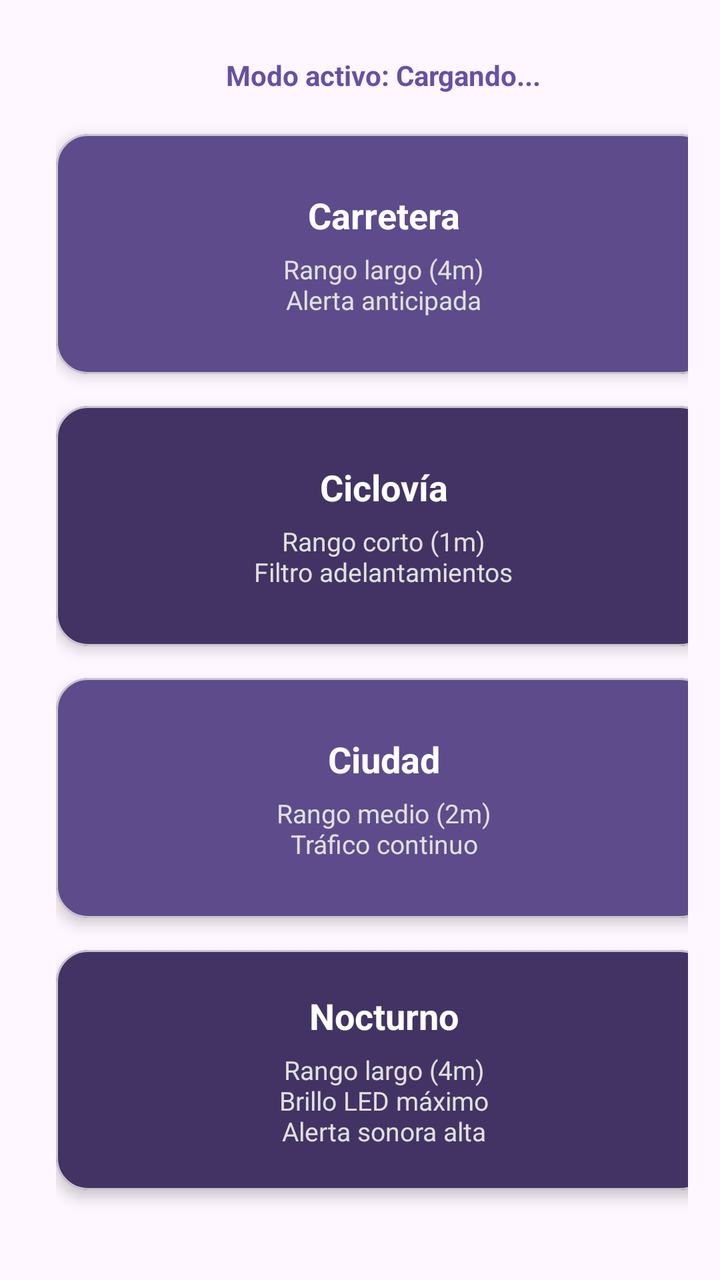
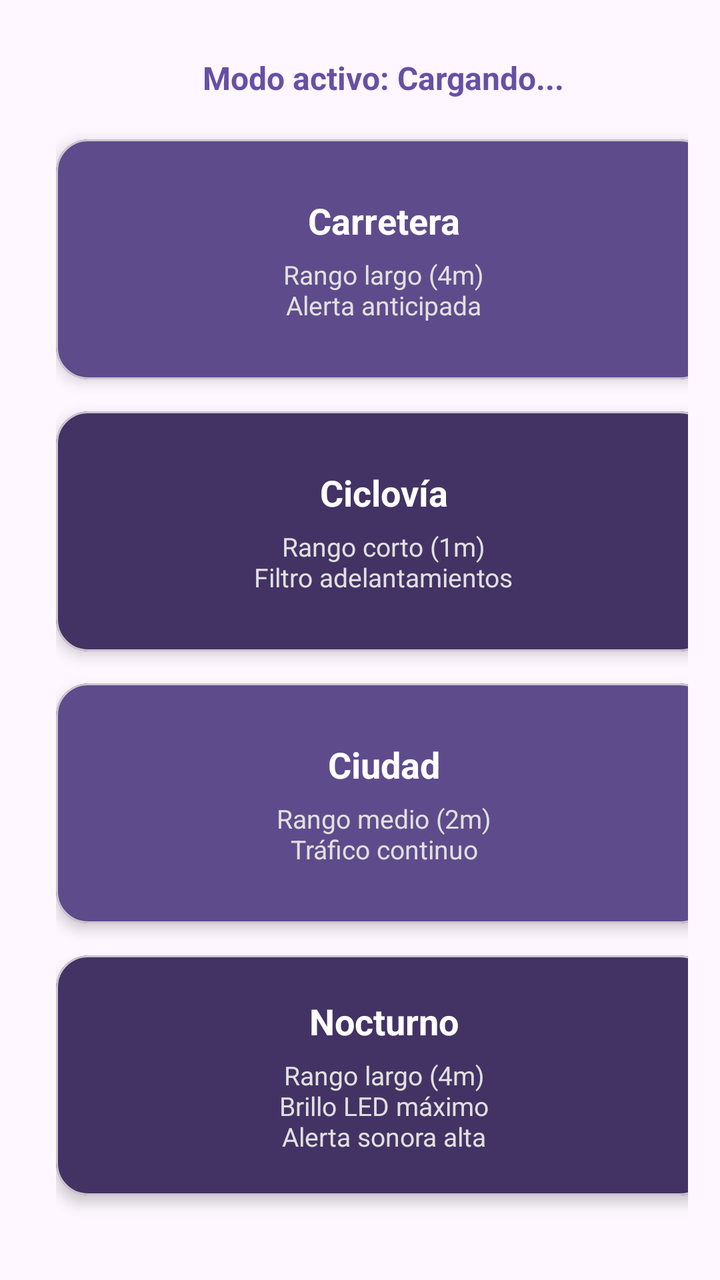

An Android layout rendered at two revisions. The XML below is the earlier revision; the diff shows what the commit changed to produce the second picture.
<!-- AndroidManifest.xml: application theme Theme.BikeLight -->
<!-- res/layout/fragment_modo_proximidad.xml -->
<?xml version="1.0" encoding="utf-8"?>
<ScrollView xmlns:android="http://schemas.android.com/apk/res/android"
    xmlns:app="http://schemas.android.com/apk/res-auto"
    android:layout_width="match_parent"
    android:layout_height="match_parent"
    android:fillViewport="true"
    android:padding="16dp">

    <LinearLayout
        android:layout_width="match_parent"
        android:layout_height="wrap_content"
        android:orientation="vertical"
        android:layout_margin="12dp">

        <TextView
            android:id="@+id/tvModoSeleccionado"
            android:layout_width="wrap_content"
            android:layout_height="wrap_content"
            android:layout_gravity="center_horizontal"
            android:text="Modo activo: Cargando..."
            android:textSize="14sp"
            android:textColor="@color/bikelight_primary"
            android:textStyle="bold"
            android:layout_marginBottom="20dp" />

        
        <com.google.android.material.card.MaterialCardView
            android:id="@+id/cardModoCarretera"
            android:layout_width="match_parent"
            android:layout_height="120dp"
            android:layout_marginBottom="16dp"
            app:cardCornerRadius="16dp"
            app:cardElevation="4dp"
            app:cardBackgroundColor="@color/bikelight_card">

            <LinearLayout
                android:layout_width="match_parent"
                android:layout_height="match_parent"
                android:gravity="center"
                android:orientation="vertical"
                android:padding="12dp">

                <TextView
                    android:layout_width="wrap_content"
                    android:layout_height="wrap_content"
                    android:text="Carretera"
                    android:textColor="@color/white"
                    android:textStyle="bold"
                    android:textSize="18sp" />

                <TextView
                    android:id="@+id/tvDescCarretera"
                    android:layout_width="wrap_content"
                    android:layout_height="wrap_content"
                    android:text="Rango largo (4m)\nAlerta anticipada"
                    android:textColor="#E0E0E0"
                    android:textSize="13sp"
                    android:gravity="center"
                    android:layout_marginTop="6dp" />
            </LinearLayout>
        </com.google.android.material.card.MaterialCardView>

        
        <com.google.android.material.card.MaterialCardView
            android:id="@+id/cardModoCiclovia"
            android:layout_width="match_parent"
            android:layout_height="120dp"
            android:layout_marginBottom="16dp"
            app:cardCornerRadius="16dp"
            app:cardElevation="4dp"
            app:cardBackgroundColor="@color/bikelight_card_dark">

            <LinearLayout
                android:layout_width="match_parent"
                android:layout_height="match_parent"
                android:gravity="center"
                android:orientation="vertical"
                android:padding="12dp">

                <TextView
                    android:layout_width="wrap_content"
                    android:layout_height="wrap_content"
                    android:text="Ciclovía"
                    android:textColor="@color/white"
                    android:textStyle="bold"
                    android:textSize="18sp" />

                <TextView
                    android:id="@+id/tvDescCiclovia"
                    android:layout_width="wrap_content"
                    android:layout_height="wrap_content"
                    android:text="Rango corto (1m)\nFiltro adelantamientos"
                    android:textColor="#E0E0E0"
                    android:textSize="13sp"
                    android:gravity="center"
                    android:layout_marginTop="6dp" />
            </LinearLayout>
        </com.google.android.material.card.MaterialCardView>

        
        <com.google.android.material.card.MaterialCardView
            android:id="@+id/cardModoCiudad"
            android:layout_width="match_parent"
            android:layout_height="120dp"
            android:layout_marginBottom="16dp"
            app:cardCornerRadius="16dp"
            app:cardElevation="4dp"
            app:cardBackgroundColor="@color/bikelight_card">

            <LinearLayout
                android:layout_width="match_parent"
                android:layout_height="match_parent"
                android:gravity="center"
                android:orientation="vertical"
                android:padding="12dp">

                <TextView
                    android:layout_width="wrap_content"
                    android:layout_height="wrap_content"
                    android:text="Ciudad"
                    android:textColor="@color/white"
                    android:textStyle="bold"
                    android:textSize="18sp" />

                <TextView
                    android:id="@+id/tvDescCiudad"
                    android:layout_width="wrap_content"
                    android:layout_height="wrap_content"
                    android:text="Rango medio (2m)\nTráfico continuo"
                    android:textColor="#E0E0E0"
                    android:textSize="13sp"
                    android:gravity="center"
                    android:layout_marginTop="6dp" />
            </LinearLayout>
        </com.google.android.material.card.MaterialCardView>

        
        <com.google.android.material.card.MaterialCardView
            android:id="@+id/cardModoNocturno"
            android:layout_width="match_parent"
            android:layout_height="120dp"
            android:layout_marginBottom="16dp"
            app:cardCornerRadius="16dp"
            app:cardElevation="4dp"
            app:cardBackgroundColor="@color/bikelight_card_dark">

            <LinearLayout
                android:layout_width="match_parent"
                android:layout_height="match_parent"
                android:gravity="center"
                android:orientation="vertical"
                android:padding="12dp">

                <TextView
                    android:layout_width="wrap_content"
                    android:layout_height="wrap_content"
                    android:text="Nocturno"
                    android:textColor="@color/white"
                    android:textStyle="bold"
                    android:textSize="18sp" />

                <TextView
                    android:id="@+id/tvDescNocturno"
                    android:layout_width="wrap_content"
                    android:layout_height="wrap_content"
                    android:text="Rango largo (4m)\nBrillo LED máximo\nAlerta sonora alta"
                    android:textColor="#E0E0E0"
                    android:textSize="13sp"
                    android:gravity="center"
                    android:layout_marginTop="6dp" />
            </LinearLayout>
        </com.google.android.material.card.MaterialCardView>

    </LinearLayout>
</ScrollView>
<!-- resources referenced by this layout -->
<resources>
  <color name="bikelight_card">#5E4B8B</color>
  <color name="bikelight_card_dark">#433364</color>
  <color name="bikelight_primary">#6750A4</color>
  <color name="white">#FFFFFF</color>
  <style name="Theme.BikeLight" parent="Base.Theme.BikeLight" />
  <style name="Base.Theme.BikeLight" parent="Theme.Material3.DayNight.NoActionBar">
          
          
      </style>
</resources>

<!-- the commit's change to res/layout/fragment_modo_proximidad.xml (unified diff, before → after) -->
@@ -18,7 +18,7 @@
             android:layout_height="wrap_content"
             android:layout_gravity="center_horizontal"
             android:text="Modo activo: Cargando..."
-            android:textSize="14sp"
+            android:textSize="16sp"
             android:textColor="@color/bikelight_primary"
             android:textStyle="bold"
             android:layout_marginBottom="20dp" />
